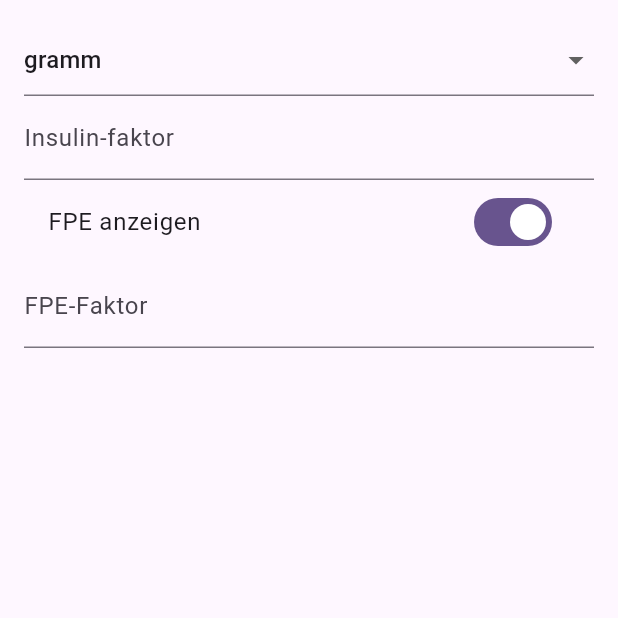
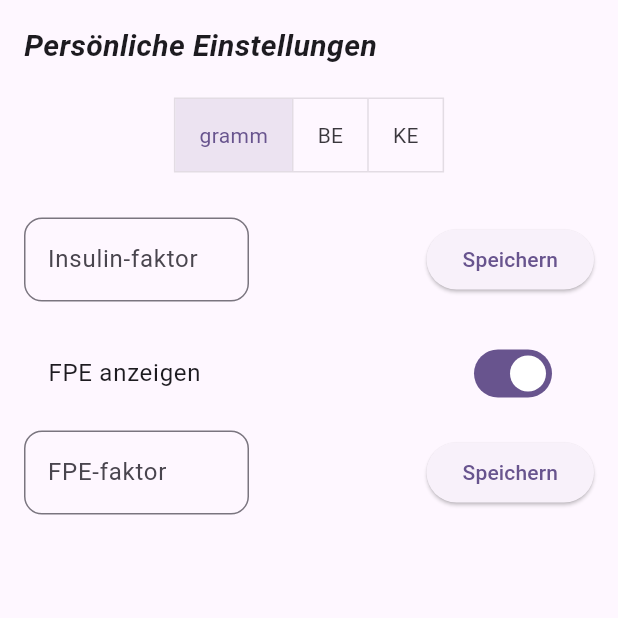
Before and after one commit to HoffmannEduard/easy_carbs, a Flutter app: the UsInputWidget screen opened directly, on a phone screen of 412 x 824 dp, the top half of it. Run offline on Flutter 3.47's test engine with Material 3 defaults, Android fonts, the light colour scheme and no system bars; our stand-ins replace drift, flutter_riverpod; missing offline and left inert: drift_db_viewer; accounts and stored records are empty; generated files the repository leaves out were written again.

Commit message:
Finished UserSettings Screen

```diff
--- a/lib/screens/home/home_screen.dart
+++ b/lib/screens/home/home_screen.dart
@@ -26,7 +26,7 @@ class HomeScreen extends StatelessWidget {
                   MaterialPageRoute(builder: (context) => UserSettingsScreen())
                 );
               },
-              icon: const Icon(Icons.settings_applications_rounded)
+              icon: const Icon(Icons.account_circle)
               ),
           ],
       ),
--- a/lib/screens/user_settings/us_input_widget.dart
+++ b/lib/screens/user_settings/us_input_widget.dart
@@ -15,7 +15,8 @@ class _UsInputWidgetState extends ConsumerState<UsInputWidget> {
   final _formKey = GlobalKey<FormState>();
   final _carbUnitFactorController = TextEditingController();
   final _fpeFactorController = TextEditingController();
-  bool testToggle = false;
+
+  late List<bool> _selectedUnits;
 
 
   @override
@@ -23,13 +24,17 @@ class _UsInputWidgetState extends ConsumerState<UsInputWidget> {
 
     final settingsAsync = ref.watch(userSettingsNotifierProvider);
 
-    return Scaffold(
+    return GestureDetector(
+      behavior: HitTestBehavior.opaque,
+      onTap: () => FocusScope.of(context).unfocus(),
+      child: Scaffold(
         body: Padding(
           padding: const EdgeInsets.all(16),
           child: settingsAsync.when(
             loading: () => const Center (child: CircularProgressIndicator(),),
             error: (err, st) => Center(child: Text('$err'),),
             data: (settings) {
+              _selectedUnits = CarbUnit.values.map((e) => e == settings.carbUnit).toList();
               _carbUnitFactorController.text = settings.carbFactor?.toString() ?? '';
               _fpeFactorController.text = settings.fpeFactor?.toString() ?? '';
 
@@ -38,25 +43,66 @@ class _UsInputWidgetState extends ConsumerState<UsInputWidget> {
                 key: _formKey,
                 child: Column(
                   children: [
-                  DropdownButtonFormField<CarbUnit>(
-                    value: settings.carbUnit,
-                    items: CarbUnit.values.map((unit) {
-                      return DropdownMenuItem<CarbUnit>(
-                        value: unit,
+                    Row(
+                      children: [
+                        Text('Persönliche Einstellungen',
+                          style: TextStyle(
+                            fontWeight: FontWeight.bold,
+                            fontSize: 20,
+                            fontStyle: FontStyle.italic
+                          ),),
+                      ],
+                    ),
+                    SizedBox(height: 20,),
+                    // Carb Unit Selection
+                    ToggleButtons(
+                      isSelected: _selectedUnits,
+                      onPressed: (index) {
+                        ref.read(userSettingsNotifierProvider.notifier)
+                          .setCarbUnit(CarbUnit.values[index]);
+                      },
+                      children: CarbUnit.values.map((unit) => Padding(
+                        padding: const EdgeInsets.symmetric(horizontal: 16),
                         child: Text(unit.label),
-                      );
-                    }).toList(),
-                    onChanged: (unit) {
-                      // Handle unit change
-                    }
+                      )).toList(),
                     ),
-                  TextFormField(
+                    SizedBox(height: 30,),
+                    // Insulin Factor Input Field
+                    Row(
+                      mainAxisAlignment: MainAxisAlignment.spaceBetween,
+                      children: [
+                        SizedBox(
+                          width: 150,
+                          child: TextFormField(
                             controller: _carbUnitFactorController,
+                            textAlign: TextAlign.center,
                             decoration: const InputDecoration(
                               labelText: 'Insulin-faktor',
+                              border: OutlineInputBorder(
+                                borderRadius: BorderRadius.all(Radius.circular(12))
+                              )
                             ),
-                    keyboardType: TextInputType.number,
+                            keyboardType: const TextInputType.numberWithOptions(decimal: true),
                           ),
+                        ),
+                        ElevatedButton(
+                          onPressed: () {
+                            final value = double.tryParse(_carbUnitFactorController.text);
+                              if (value != null) {
+                                ref.read(userSettingsNotifierProvider.notifier)
+                                  .setCarbFactor(value);
+                              } else {
+                                ScaffoldMessenger.of(context).showSnackBar(
+                                  const SnackBar(content: Text('Bitte gültige Zahl eingeben'))
+                                  );
+                              }
+                          },
+                          child: Text('Speichern')
+                          )
+                      ],
+                    ),
+                    SizedBox(height: 20,),
+                    // Toggle show FPE-Units
                     SwitchListTile(
                       title: const Text('FPE anzeigen'),
                       value: settings.showFpe,
@@ -64,12 +110,41 @@ class _UsInputWidgetState extends ConsumerState<UsInputWidget> {
                         ref.read(userSettingsNotifierProvider.notifier).toggleShowFpe(value);
                       },
                     ),
-                  TextFormField(
+                    SizedBox(height: 10,),
+                    // FPE Factor Input Field
+                    if (settings.showFpe)
+                    Row(
+                      mainAxisAlignment: MainAxisAlignment.spaceBetween,
+                      children: [
+                        SizedBox(
+                          width: 150,
+                          child: TextFormField(
                             controller: _fpeFactorController,
+                            textAlign: TextAlign.center,
                             decoration: const InputDecoration(
-                      labelText: 'FPE-Faktor',
+                              labelText: 'FPE-faktor',
+                              border: OutlineInputBorder(
+                                borderRadius: BorderRadius.all(Radius.circular(12))
+                              )
                             ),
-                    keyboardType: TextInputType.number,
+                            keyboardType: const TextInputType.numberWithOptions(decimal: true),
+                          ),
+                        ),
+                        ElevatedButton(
+                          onPressed: () {
+                            final value = double.tryParse(_fpeFactorController.text);
+                              if (value != null) {
+                                ref.read(userSettingsNotifierProvider.notifier)
+                                  .setFpeFactor(value);
+                              } else {
+                                ScaffoldMessenger.of(context).showSnackBar(
+                                  const SnackBar(content: Text('Bitte gültige Zahl eingeben'))
+                                  );
+                              }
+                          },
+                          child: Text('Speichern')
+                          )
+                      ],
                     ),
                   ],
                 ),
@@ -78,6 +153,7 @@ class _UsInputWidgetState extends ConsumerState<UsInputWidget> {
 
           ),
           ),
+      ),
     );
   }
 }
--- a/pubspec.yaml
+++ b/pubspec.yaml
@@ -22,6 +22,7 @@ dependencies:
   flutter_riverpod: ^2.6.1
   uuid: ^3.0.0
   drift_db_viewer: ^2.1.0
+  flutter_picker_plus: ^1.5.4
 
 dev_dependencies:
   flutter_test:
```
Also changed, not shown: lib/app/provider/notifier/user_settings_async_notifier.dart (+19 -0 lines), pubspec.lock. Lines whose indentation alone changed are shown as unchanged.
